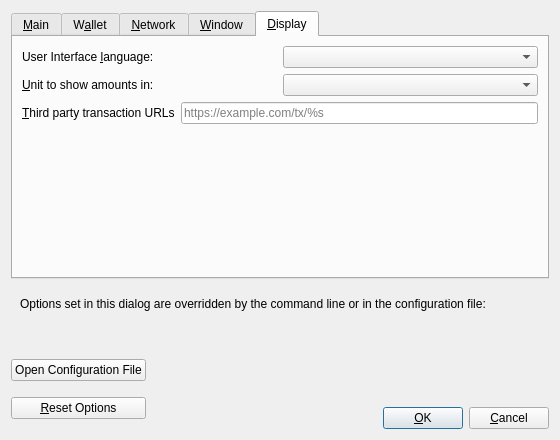
Above: src/qt/forms/optionsdialog.ui from bitcoincore-dev/bitcoin-2001-863168-294116-d812cf1189 before the change. Below: the same form after it.
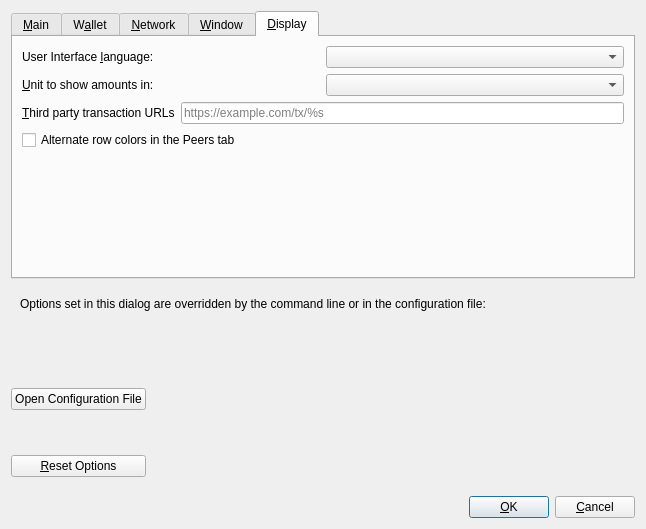
That is the form after the change. The open tabs and pages were chosen to show the change. Custom widgets are drawn as their Qt base class.

Commit message:
qt: Add "Alternating Row Color" settings for the Peers Tab
Github-Pull: gui#307
Rebased-From: b124c2fe600b343a2bc66ff8eb0aaf43aa99f4db

Diff of the .ui file:
```diff
--- a/src/qt/forms/optionsdialog.ui
+++ b/src/qt/forms/optionsdialog.ui
@@ -6,8 +6,8 @@
    <rect>
     <x>0</x>
     <y>0</y>
-    <width>560</width>
-    <height>440</height>
+    <width>646</width>
+    <height>529</height>
    </rect>
   </property>
   <property name="windowTitle">
@@ -692,6 +692,16 @@
          </item>
         </layout>
        </item>
+       <item>
+        <widget class="QCheckBox" name="peersTabAlternatingRowColors">
+         <property name="toolTip">
+          <string>Alternate the row colors for the &quot;Peers&quot; and &quot;Banned peers&quot; tables in the Peers tab.</string>
+         </property>
+         <property name="text">
+          <string>Alternate row colors in the Peers tab</string>
+         </property>
+        </widget>
+       </item>
        <item>
         <spacer name="verticalSpacer_Display">
          <property name="orientation">
```
The commit also changes 6 other files.
